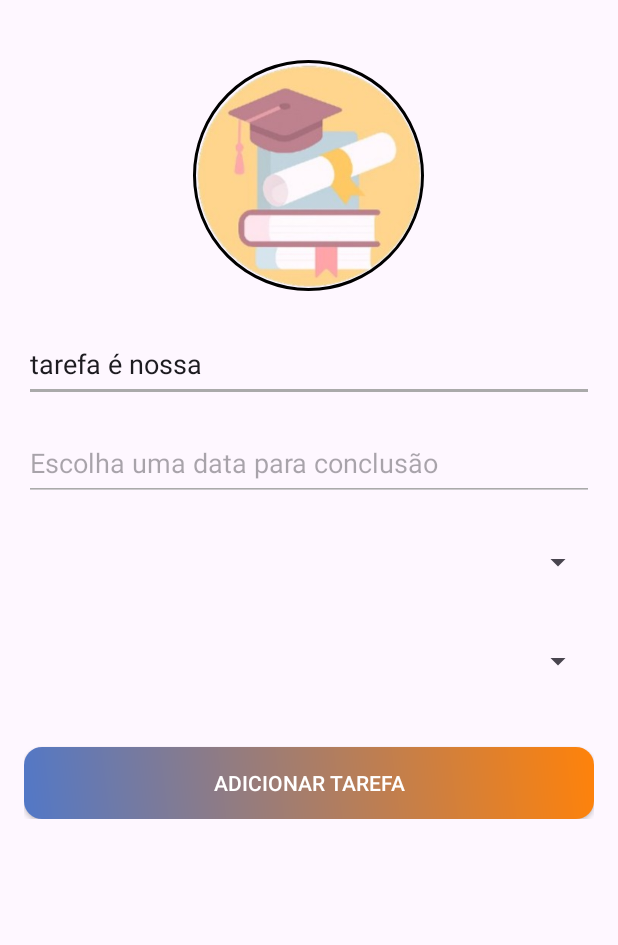
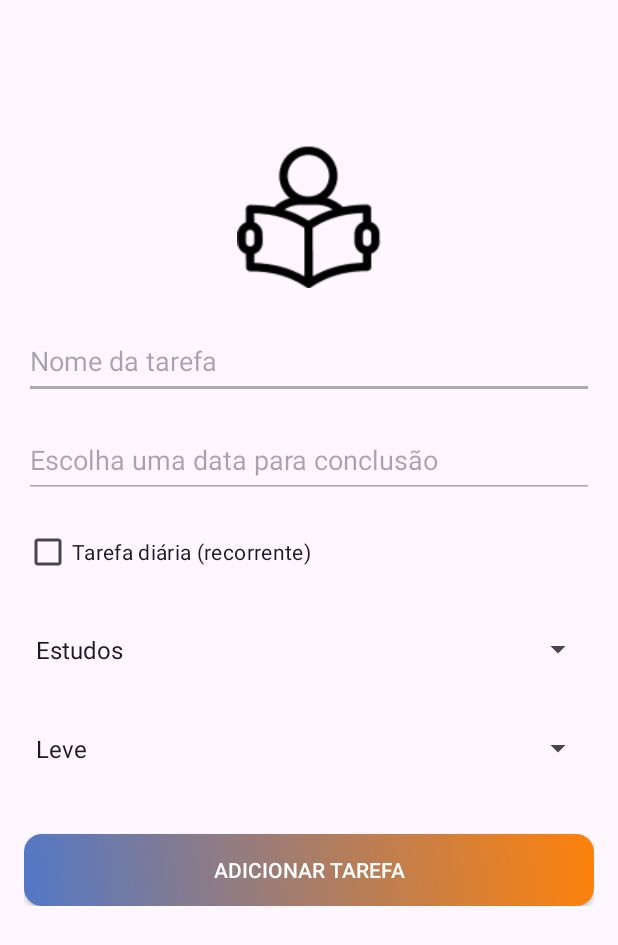
Before and after one commit to Sadousan/TaskLock, an Android app built with Jetpack Compose: the fragment AdicionarTarefaFragment shown on its own in the app's theme, on a phone screen of 412 x 824 dp. Shown: the top 945 px of the screen. Run offline under Robolectric (Android 15) with nearby library versions, the phone set to English and light mode, and no system bars; Roboto replaces fonts that are not available here.

Commit message:
funcionalidade e database de tarefas adicionadas

```diff
--- a/app/src/main/java/com/example/tasklock/AppAccessibilityService.kt
+++ b/app/src/main/java/com/example/tasklock/AppAccessibilityService.kt
@@ -168,6 +168,7 @@ class AppAccessibilityService : AccessibilityService() {
                 pkg.startsWith("android") ||
                 pkg.startsWith("miui.systemui.") ||
                 pkg.startsWith("com.google.android.inputmethod.") ||
+                pkg.startsWith("com.google.android.gms") ||
                 pkg == packageName
     }
 }
--- a/app/src/main/java/com/example/tasklock/ui/adicionartarefa/AdicionarTarefaFragment.kt
+++ b/app/src/main/java/com/example/tasklock/ui/adicionartarefa/AdicionarTarefaFragment.kt
@@ -4,18 +4,20 @@ import android.os.Bundle
 import android.view.LayoutInflater
 import android.view.View
 import android.view.ViewGroup
-import android.widget.TextView
+import android.widget.*
 import androidx.fragment.app.Fragment
-import androidx.lifecycle.ViewModelProvider
+import androidx.lifecycle.lifecycleScope
+import com.example.tasklock.R
+import com.example.tasklock.data.db.AppUsageDatabase
+import com.example.tasklock.data.model.TarefaEntity
 import com.example.tasklock.databinding.FragmentAdicionartarefaBinding
-
+import kotlinx.coroutines.Dispatchers
+import kotlinx.coroutines.launch
+import kotlinx.coroutines.withContext
 
 class AdicionarTarefaFragment : Fragment() {
 
     private var _binding: FragmentAdicionartarefaBinding? = null
-
-    // This property is only valid between onCreateView and
-    // onDestroyView.
     private val binding get() = _binding!!
 
     override fun onCreateView(
@@ -23,17 +25,132 @@ class AdicionarTarefaFragment : Fragment() {
         container: ViewGroup?,
         savedInstanceState: Bundle?
     ): View {
-        val adicionarTarefaViewModel =
-            ViewModelProvider(this).get(AdicionarTarefaViewModel::class.java)
-
         _binding = FragmentAdicionartarefaBinding.inflate(inflater, container, false)
         val root: View = binding.root
 
-        val textView: TextView = binding.edtNomeTarefa
-        adicionarTarefaViewModel.text.observe(viewLifecycleOwner) {
-            textView.text = it
+        configurarSpinners()
+        configurarCheckRecorrente()
+        configurarListeners()
+
+        return root
+    }
+    override fun onViewCreated(view: View, savedInstanceState: Bundle?) {
+        super.onViewCreated(view, savedInstanceState)
+
+        // Atualiza título da toolbar (usando TextView customizado)
+        requireActivity().findViewById<TextView>(R.id.toolbar_title)?.text = "Adicionar Tarefa"
+
+        // Oculta FAB, se visível na MainActivity
+        val fab = requireActivity().findViewById<View>(R.id.fab)
+        fab?.visibility = View.GONE
+    }
+
+
+    private fun configurarSpinners() {
+        // Adapter para o spinner de tipo de tarefa
+        ArrayAdapter.createFromResource(
+            requireContext(),
+            R.array.tipos_tarefa,
+            android.R.layout.simple_spinner_item
+        ).also { adapter ->
+            adapter.setDropDownViewResource(android.R.layout.simple_spinner_dropdown_item)
+            binding.spinnerTipoTarefa.adapter = adapter
         }
-        return root
+
+        // Adapter para o spinner de prioridade
+        ArrayAdapter.createFromResource(
+            requireContext(),
+            R.array.prioridades_tarefa,
+            android.R.layout.simple_spinner_item
+        ).also { adapter ->
+            adapter.setDropDownViewResource(android.R.layout.simple_spinner_dropdown_item)
+            binding.spinnerPrioridade.adapter = adapter
+        }
+    }
+
+    private fun configurarCheckRecorrente() {
+        binding.checkRecorrente.setOnCheckedChangeListener { _, isChecked ->
+            binding.edtDataConclusao.isEnabled = !isChecked
+            binding.edtDataConclusao.alpha = if (isChecked) 0.5f else 1f
+            if (isChecked) binding.edtDataConclusao.setText("")
+        }
+    }
+
+    private fun configurarListeners() {
+        // Ícone muda conforme seleção do tipo
+        binding.spinnerTipoTarefa.onItemSelectedListener = object : AdapterView.OnItemSelectedListener {
+            override fun onItemSelected(parent: AdapterView<*>, view: View?, position: Int, id: Long) {
+                val tipoSelecionado = parent.getItemAtPosition(position).toString()
+                atualizarIconeTipoTarefa(tipoSelecionado)
+            }
+
+            override fun onNothingSelected(parent: AdapterView<*>) {}
+        }
+
+        // Clique no botão para salvar tarefa
+        binding.btnAdicionarTarefa.setOnClickListener {
+            salvarTarefa()
+        }
+    }
+
+    private fun atualizarIconeTipoTarefa(tipo: String) {
+        val drawableId = when (tipo) {
+            "Estudos" -> R.drawable.ic_estudos
+            "Exercício Físico" -> R.drawable.ic_exercicio
+            "Trabalho" -> R.drawable.ic_trabalho
+            "Esporte" -> R.drawable.ic_esporte
+            else -> R.drawable.ic_addtask
+        }
+        binding.imgIlustracao.setImageResource(drawableId)
+    }
+
+    private fun salvarTarefa() {
+        val nome = binding.edtNomeTarefa.text.toString().trim()
+        val tipo = binding.spinnerTipoTarefa.selectedItem.toString()
+        val prioridade = binding.spinnerPrioridade.selectedItem.toString()
+        val data = if (binding.checkRecorrente.isChecked) null else binding.edtDataConclusao.text.toString()
+        val recorrente = binding.checkRecorrente.isChecked
+
+        if (nome.isEmpty()) {
+            Toast.makeText(requireContext(), "Digite um nome para a tarefa", Toast.LENGTH_SHORT).show()
+            return
+        }
+
+        val bonus = when (prioridade) {
+            "Leve" -> 5 * 60 * 1000L
+            "Moderada" -> 10 * 60 * 1000L
+            "Alta" -> 20 * 60 * 1000L
+            else -> 0L
+        }
+
+        val novaTarefa = TarefaEntity(
+            nome = nome,
+            tipo = tipo,
+            prioridade = prioridade,
+            data = data,
+            recorrente = recorrente,
+            concluida = false,
+            bonusMs = bonus
+        )
+
+        lifecycleScope.launch {
+            val db = AppUsageDatabase.getInstance(requireContext())
+            db.tarefaDao().inserirTarefa(novaTarefa)
+
+            withContext(Dispatchers.Main) {
+                Toast.makeText(requireContext(), "Tarefa salva com sucesso!", Toast.LENGTH_SHORT).show()
+                limparCampos()
+            }
+        }
+    }
+
+    private fun limparCampos() {
+        binding.edtNomeTarefa.setText("")
+        binding.spinnerTipoTarefa.setSelection(0)
+        binding.spinnerPrioridade.setSelection(0)
+        binding.edtDataConclusao.setText("")
+        binding.checkRecorrente.isChecked = false
+        binding.imgIlustracao.setImageResource(R.drawable.ic_addtask)
     }
 
     override fun onDestroyView() {
--- a/app/src/main/java/com/example/tasklock/ui/adicionartarefa/AdicionarTarefaViewModel.kt
+++ b/app/src/main/java/com/example/tasklock/ui/adicionartarefa/AdicionarTarefaViewModel.kt
@@ -7,7 +7,7 @@ import androidx.lifecycle.ViewModel
 class AdicionarTarefaViewModel : ViewModel() {
 
     private val _text = MutableLiveData<String>().apply {
-        value = "tarefa é nossa"
+        value = "Nome da tarefa, teste"
     }
     val text: LiveData<String> = _text
 }
--- a/app/src/main/java/com/example/tasklock/ui/usodeapps/ResetWorker.kt
+++ b/app/src/main/java/com/example/tasklock/ui/usodeapps/ResetWorker.kt
@@ -19,12 +19,16 @@ class ResetWorker(
 
     override suspend fun doWork(): Result {
         withContext(Dispatchers.IO) {
-            AppUsageDatabase.getInstance(applicationContext).appUsageDao().deleteAll()
+            val db = AppUsageDatabase.getInstance(applicationContext)
+            db.appUsageDao().deleteAll()                       // Reseta uso geral
+            db.blockedAppsDao().resetDailyUsage()              // Reseta tempo de uso dos apps bloqueados
+
             Log.d("TaskLock", "Reset diário executado pelo WorkManager.")
             mostrarNotificacao()
         }
         return Result.success()
     }
+
 
     private fun mostrarNotificacao() {
         val channelId = "ResetChannel"
--- a/app/src/main/java/com/example/tasklock/ui/usodeapps/UsoApp.kt
+++ b/app/src/main/java/com/example/tasklock/ui/usodeapps/UsoApp.kt
@@ -94,7 +94,6 @@ class UsoApp : AppCompatActivity() {
 
     override fun onResume() {
         super.onResume()
-        checarEDefinirResetDiario()
 
         if (todasPermissoesConcedidas()) {
             carregarAppsDoBanco()
--- a/app/src/main/res/layout/fragment_adicionartarefa.xml
+++ b/app/src/main/res/layout/fragment_adicionartarefa.xml
@@ -1,46 +1,37 @@
 <?xml version="1.0" encoding="utf-8"?>
-<androidx.constraintlayout.widget.ConstraintLayout xmlns:android="http://schemas.android.com/apk/res/android"
+<androidx.constraintlayout.widget.ConstraintLayout
+    xmlns:android="http://schemas.android.com/apk/res/android"
     xmlns:app="http://schemas.android.com/apk/res-auto"
     xmlns:tools="http://schemas.android.com/tools"
     android:layout_width="match_parent"
     android:layout_height="match_parent"
+    android:fitsSystemWindows="true"
     tools:context=".ui.adicionartarefa.AdicionarTarefaFragment">
 
-    <LinearLayout
+    <ScrollView
         android:layout_width="match_parent"
-        android:layout_height="0dp"
-        android:layout_marginBottom="89dp"
-        android:orientation="vertical"
-        app:layout_constraintBottom_toBottomOf="parent"
-        app:layout_constraintEnd_toEndOf="parent"
-        app:layout_constraintStart_toStartOf="parent"
-        app:layout_constraintTop_toTopOf="parent">
+        android:layout_height="match_parent"
+        android:padding="16dp"
+        android:clipToPadding="false"
+        android:layout_marginTop="?attr/actionBarSize">
 
-
-
-        <!-- CONTEÚDO ADICIONAR TAREFA -->
         <LinearLayout
             android:layout_width="match_parent"
             android:layout_height="wrap_content"
-            android:orientation="vertical"
-            android:padding="16dp">
+            android:orientation="vertical">
 
-            <!-- Espaçamento -->
-            <View
-                android:layout_width="match_parent"
-                android:layout_height="24dp" />
-
+            <!-- Ícone da tarefa -->
             <ImageView
                 android:id="@+id/imgIlustracao"
-                android:layout_width="154dp"
-                android:layout_height="154dp"
-                android:layout_gravity="center"
-                android:background="@drawable/img_borda"
-                android:contentDescription="Imagem Educacional"
-                android:padding="0.5dp"
-                android:scaleType="centerCrop"
-                android:src="@drawable/ic_addtask" />
+                android:layout_width="96dp"
+                android:layout_height="96dp"
+                android:layout_gravity="center_horizontal"
+                android:layout_marginTop="16dp"
+                android:contentDescription="Ícone da tarefa"
+                android:src="@drawable/ic_addtask"
+                android:scaleType="fitCenter" />
 
+            <!-- Campo: Nome da Tarefa -->
             <EditText
                 android:id="@+id/edtNomeTarefa"
                 android:layout_width="match_parent"
@@ -60,21 +51,29 @@
                 android:hint="Escolha uma data para conclusão"
                 android:inputType="date" />
 
-            <!-- Spinner: Prioridade -->
+            <!-- CheckBox: Tarefa diária -->
+            <CheckBox
+                android:id="@+id/checkRecorrente"
+                android:layout_width="wrap_content"
+                android:layout_height="wrap_content"
+                android:layout_marginTop="12dp"
+                android:text="Tarefa diária (recorrente)" />
+
+            <!-- Spinner: Tipo da Tarefa -->
+            <Spinner
+                android:id="@+id/spinnerTipoTarefa"
+                android:layout_width="match_parent"
+                android:layout_height="50dp"
+                android:layout_marginTop="16dp" />
+
+            <!-- Spinner: Prioridade da Tarefa -->
             <Spinner
                 android:id="@+id/spinnerPrioridade"
                 android:layout_width="match_parent"
                 android:layout_height="50dp"
                 android:layout_marginTop="16dp" />
 
-            <!-- Spinner: Tipo de Tarefa -->
-            <Spinner
-                android:id="@+id/spinnerTipoTarefa"
-                android:layout_width="match_parent"
-                android:layout_height="50dp"
-                android:layout_marginTop="16dp" />
-
-            <!-- Botão: Adicionar Tarefa (MUDAR GRADIENTE)-->
+            <!-- Botão: Adicionar Tarefa -->
             <androidx.appcompat.widget.AppCompatButton
                 android:id="@+id/btnAdicionarTarefa"
                 android:layout_width="match_parent"
@@ -82,8 +81,9 @@
                 android:layout_marginTop="32dp"
                 android:background="@drawable/btn_icon_start"
                 android:text="Adicionar Tarefa"
+                android:textAllCaps="true"
                 android:textColor="@color/white" />
 
         </LinearLayout>
-    </LinearLayout>
+    </ScrollView>
 </androidx.constraintlayout.widget.ConstraintLayout>
--- a/app/src/main/res/layout/fragment_home.xml
+++ b/app/src/main/res/layout/fragment_home.xml
@@ -4,7 +4,9 @@
     xmlns:tools="http://schemas.android.com/tools"
     android:layout_width="match_parent"
     android:layout_height="match_parent"
+    app:defaultNavHost="true"
     tools:context=".ui.home.DadosPessoaisFragment">
+
 
     <TextView
         android:id="@+id/text_dadospessoais"
--- a/app/src/main/res/values/styles.xml
+++ b/app/src/main/res/values/styles.xml
@@ -9,4 +9,18 @@
 
     <!-- Se também estiver faltando o estilo do PopupOverlay: -->
     <style name="Theme.TaskLock.PopupOverlay" parent="ThemeOverlay.AppCompat.Light" />
+
+    <string-array name="tipos_tarefa">
+        <item>Estudos</item>
+        <item>Exercício Físico</item>
+        <item>Trabalho</item>
+        <item>Esporte</item>
+    </string-array>
+
+    <string-array name="prioridades_tarefa">
+        <item>Leve</item>
+        <item>Moderada</item>
+        <item>Alta</item>
+    </string-array>
+
 </resources>
```
Also changed, not shown: app/src/main/java/com/example/tasklock/data/db/AppUsageDatabase.kt (+7 -3 lines), app/src/main/java/com/example/tasklock/data/db/TarefaDao.kt (added, +27 -0 lines), app/src/main/java/com/example/tasklock/data/model/TarefaEntity.kt (added, +16 -0 lines), app/src/main/res/layout/overlay_blocked_warning.xml (+7 -1 lines), app/src/main/res/drawable/ic_esporte.png (added), app/src/main/res/drawable/ic_estudos.png (added), app/src/main/res/drawable/ic_exercicio.png (added), app/src/main/res/drawable/ic_trabalho.png (added).
